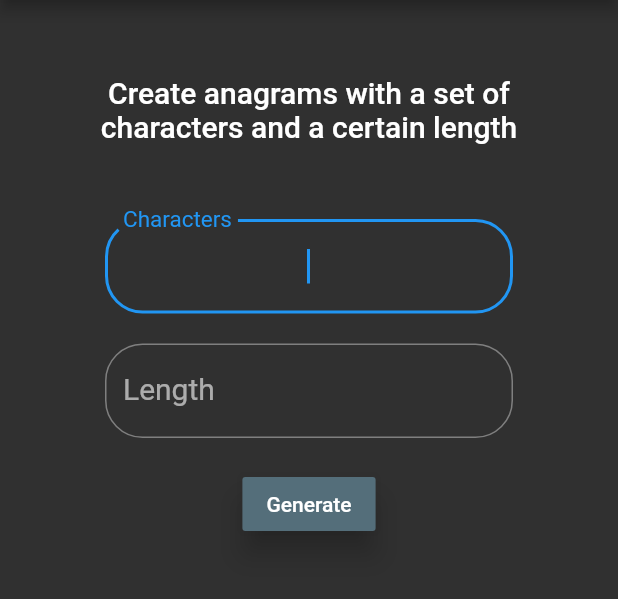
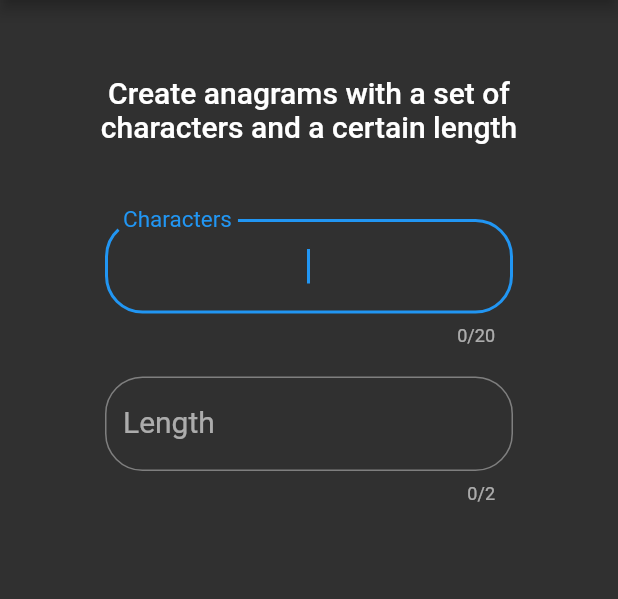
Before and after one commit to tevanc14/Anagrammatic, a Flutter app: the screen it shows after launch, on a phone screen of 412 x 824 dp, the part 84-683 px from its top. Run offline on Flutter 3.47's test engine with Material 2 defaults, Android fonts, the phone set to English and light mode, and no system bars.

Commit message:
0.10.0 - Capitalized app name, altered text validation strategy, submit FAB

```diff
--- a/lib/anagrammatic_app.dart
+++ b/lib/anagrammatic_app.dart
@@ -1,4 +1,4 @@
-import 'package:anagrammatic/form/inputs.dart';
+import 'package:Anagrammatic/form/inputs.dart';
 import 'package:flutter/material.dart';
 import 'package:flutter/services.dart';
 
--- a/lib/form/inputs.dart
+++ b/lib/form/inputs.dart
@@ -1,7 +1,8 @@
-import 'package:anagrammatic/common/anagrammatic_app_bar.dart';
-import 'package:anagrammatic/common/form_input_elements.dart';
-import 'package:anagrammatic/visualization/anagram_list.dart';
+import 'package:Anagrammatic/common/anagrammatic_app_bar.dart';
+import 'package:Anagrammatic/common/form_input_elements.dart';
+import 'package:Anagrammatic/visualization/anagram_list.dart';
 import 'package:flutter/material.dart';
+import 'package:flutter/services.dart';
 
 class Inputs extends StatefulWidget {
   @override
@@ -17,6 +18,16 @@ class InputsState extends State<Inputs> {
   final lengthTextController = TextEditingController();
 
   final FocusNode lengthFocus = FocusNode();
+
+  bool showSubmitButton = false;
+
+  @override
+  void initState() {
+    super.initState();
+
+    charactersTextController.addListener(checkCurrentInputs);
+    lengthTextController.addListener(checkCurrentInputs);
+  }
 
   @override
   Widget build(BuildContext context) {
@@ -43,23 +54,19 @@ class InputsState extends State<Inputs> {
                   padding: FormInputElements.padding,
                   child: TextFormField(
                     controller: charactersTextController,
+                    inputFormatters: [CharacterInputFormatter()],
                     autofocus: true,
                     textAlign: TextAlign.center,
                     maxLength: 20,
                     style: FormInputElements.textStyle,
                     decoration: InputDecoration(
-                      counterText: '',
                       labelText: 'Characters',
                       border: FormInputElements.inputBorder,
                     ),
+                    validator: (value) {
+                      return validateTextField(value);
+                    },
                     textInputAction: TextInputAction.next,
-                    validator: (characters) {
-                      if (characters.contains(RegExp(r'[^a-zA-Z]'))) {
-                        return 'Must be only letters';
-                      } else if (characters.length <= 0) {
-                        return 'Must contain at least one character';
-                      }
-                    },
                     onFieldSubmitted: (value) {
                       FocusScope.of(context).requestFocus(lengthFocus);
                     },
@@ -74,38 +81,22 @@ class InputsState extends State<Inputs> {
                   padding: FormInputElements.padding,
                   child: TextFormField(
                     controller: lengthTextController,
+                    inputFormatters: [LengthInputFormatter()],
                     focusNode: lengthFocus,
                     textAlign: TextAlign.center,
+                    maxLength: 2,
                     keyboardType: TextInputType.number,
                     style: FormInputElements.textStyle,
                     decoration: InputDecoration(
                       labelText: 'Length',
                       border: FormInputElements.inputBorder,
                     ),
-                    validator: (length) {
-                      if (length.contains(RegExp(r'[^0-9]'))) {
-                        return 'Must be a number';
-                      } else if (length.length <= 0) {
-                        return 'Must be at least 1';
-                      } else if (int.parse(length) >= 20) {
-                        return 'Must be less than 20';
-                      }
+                    validator: (value) {
+                      return validateTextField(value);
                     },
                     onFieldSubmitted: (value) {
-                        transferToAnagramList(context);
-                    },
-                  ),
-                ),
-                Padding(
-                  padding: const EdgeInsets.only(
-                    top: 20.0,
-                  ),
-                  child: RaisedButton(
-                    child: const Text('Generate'),
-                    color: Theme.of(context).primaryColor,
-                    elevation: 8.0,
-                    onPressed: () {
                       transferToAnagramList(context);
+                      changeSubmitButtonVisibility(true);
                     },
                   ),
                 ),
@@ -114,10 +105,40 @@ class InputsState extends State<Inputs> {
           ],
         ),
       ),
+      floatingActionButton: showSubmitButton
+          ? FloatingActionButton(
+              onPressed: () {
+                transferToAnagramList(context);
+              },
+              tooltip: 'Generate Anagrams',
+              child: Icon(Icons.done),
+              backgroundColor: Theme.of(context).primaryColor,
+            )
+          : new Container(),
     );
   }
 
-  void transferToAnagramList(BuildContext context) {
+  validateTextField(value) {
+    return value.isEmpty ? 'Field cannot be empty' : null;
+  }
+
+  checkCurrentInputs() {
+    changeSubmitButtonVisibility(inputsAreNotEmpty());
+  }
+
+  changeSubmitButtonVisibility(bool visibility) {
+    setState(() {
+      showSubmitButton = visibility;
+    });
+  }
+
+  bool inputsAreNotEmpty() {
+    return charactersTextController.text.isNotEmpty &&
+        lengthTextController.text.isNotEmpty;
+  }
+
+  transferToAnagramList(BuildContext context) {
+    FocusScope.of(context).requestFocus(FocusNode());
     if (key.currentState.validate()) {
       Navigator.push(
         context,
@@ -131,3 +152,26 @@ class InputsState extends State<Inputs> {
     }
   }
 }
+
+class CharacterInputFormatter extends TextInputFormatter {
+  @override
+  TextEditingValue formatEditUpdate(
+      TextEditingValue oldValue, TextEditingValue newValue) {
+    if (newValue.text.contains(RegExp('[^a-zA-Z]'))) {
+      return oldValue;
+    } else {
+      return TextEditingValue(
+        text: newValue.text?.toUpperCase(),
+        selection: newValue.selection,
+      );
+    }
+  }
+}
+
+class LengthInputFormatter extends TextInputFormatter {
+  @override
+  TextEditingValue formatEditUpdate(
+      TextEditingValue oldValue, TextEditingValue newValue) {
+    return newValue.text.contains(RegExp('[^0-9]')) ? oldValue : newValue;
+  }
+}
--- a/lib/main.dart
+++ b/lib/main.dart
@@ -1,4 +1,4 @@
-import 'package:anagrammatic/anagrammatic_app.dart';
+import 'package:Anagrammatic/anagrammatic_app.dart';
 import 'package:flutter/material.dart';
 
 void main() => runApp(AnagrammaticApp());
@@ -6,3 +6,6 @@ void main() => runApp(AnagrammaticApp());
 // card size when anagram size is small
 // make colors not ugly (gradient background?)
 // splashscreen (https://flutter.io/docs/development/ui/assets-and-images)
+// codemagic CI/CD?
+// Dictionary icon?
+// Revamp list view (search bar, checkpoints for long list, total results count)?
--- a/lib/visualization/anagram_card.dart
+++ b/lib/visualization/anagram_card.dart
@@ -1,4 +1,4 @@
-import 'package:anagrammatic/service/anagram_generator.dart';
+import 'package:Anagrammatic/service/anagram_generator.dart';
 import 'package:flutter/material.dart';
 import 'package:url_launcher/url_launcher.dart';
 
--- a/pubspec.yaml
+++ b/pubspec.yaml
@@ -1,4 +1,4 @@
-name: anagrammatic
+name: Anagrammatic
 description: Generate appropriate anagrams for given characters and length
 
 # The following defines the version and build number for your application.
@@ -7,7 +7,7 @@ description: Generate appropriate anagrams for given characters and length
 # Both the version and the builder number may be overridden in flutter
 # build by specifying --build-name and --build-number, respectively.
 # Read more about versioning at semver.org.
-version: 0.9.2
+version: 0.10.0
 
 environment:
   sdk: ">=2.0.0-dev.68.0 <3.0.0"
```
Also changed, not shown: lib/visualization/anagram_list.dart (+9 -7 lines), 1 other file.
